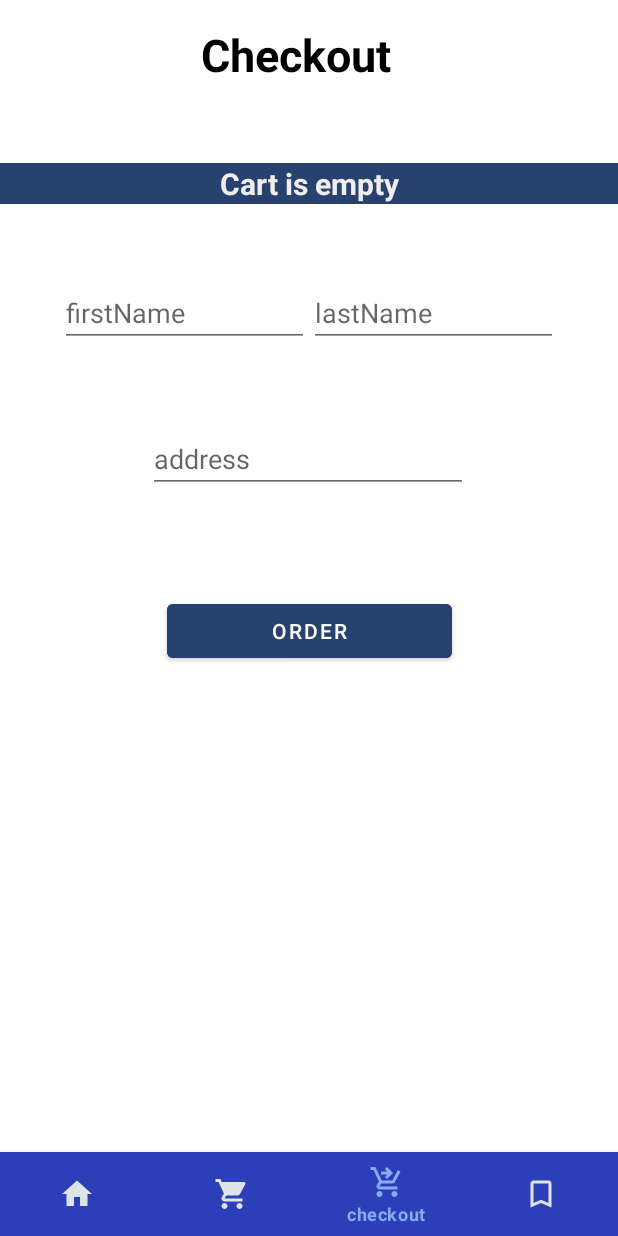
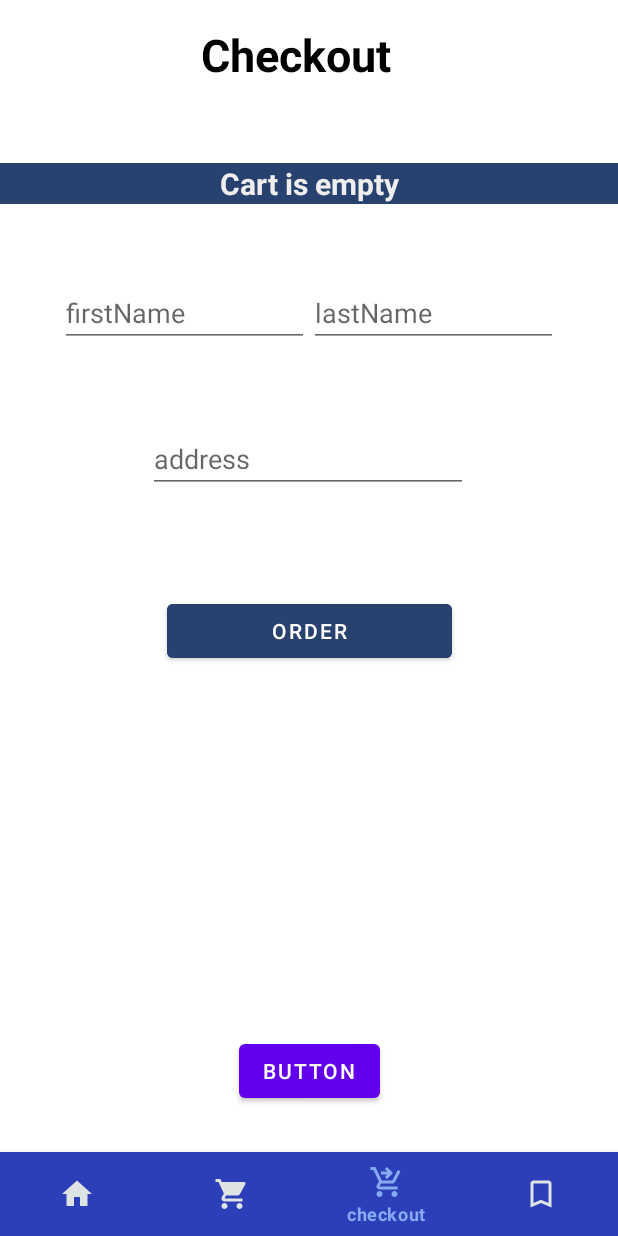
Before and after one commit to esaia/kotlinfinal2, an Android app: the ChackoutFragment screen opened through its navigation route, on a phone screen of 412 x 824 dp. Run offline under Robolectric (Android 15) with nearby library versions, the phone set to English and light mode, and no system bars; our stand-ins replace Room's generated code, navigation-ui.

```diff
--- a/app/build.gradle
+++ b/app/build.gradle
@@ -81,9 +81,10 @@ dependencies {
     implementation "androidx.lifecycle:lifecycle-viewmodel-ktx:2.2.0"
 
 
+//    Work Manager
 
-
-
+    def work_version = "2.7.1"
+    implementation "androidx.work:work-runtime-ktx:$work_version"
 
 
 
--- a/app/src/main/java/com/example/androidfinaltest/ChackoutFragment.kt
+++ b/app/src/main/java/com/example/androidfinaltest/ChackoutFragment.kt
@@ -43,6 +43,8 @@ class ChackoutFragment : Fragment() {
     private lateinit var headingText : TextView
     private var CHANNEL_ID = "channel_id"
     private var NOTIFICATION_ID = 1
+
+    private lateinit var workmanagerBtn : Button
 
     private lateinit var productViewModel: ProductViewModel
 
@@ -147,6 +149,8 @@ class ChackoutFragment : Fragment() {
     override fun onViewCreated(view: View, savedInstanceState: Bundle?) {
         super.onViewCreated(view, savedInstanceState)
 
+        workmanagerBtn = view.findViewById(R.id.workmanagerBtn)
+
     }
 
 
--- a/app/src/main/res/layout/fragment_chackout.xml
+++ b/app/src/main/res/layout/fragment_chackout.xml
@@ -97,4 +97,14 @@
         app:layout_constraintStart_toStartOf="parent"
         app:layout_constraintTop_toBottomOf="@+id/addresschk" />
 
+    <Button
+        android:id="@+id/workmanagerBtn"
+        android:layout_width="wrap_content"
+        android:layout_height="wrap_content"
+        android:text="Button"
+        android:layout_marginBottom="30dp"
+        app:layout_constraintBottom_toBottomOf="parent"
+        app:layout_constraintEnd_toEndOf="parent"
+        app:layout_constraintStart_toStartOf="parent" />
+
 </androidx.constraintlayout.widget.ConstraintLayout>
```
